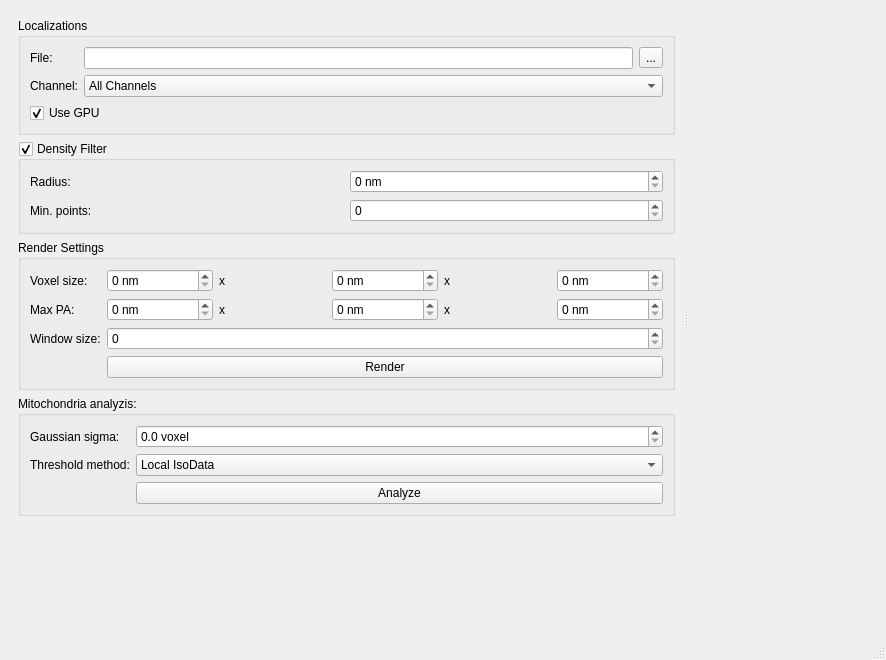
First picture: the form in NanoMito3D/MainWindow.ui, repository CURTLab/NanoMito3D-Platform, before the edit.
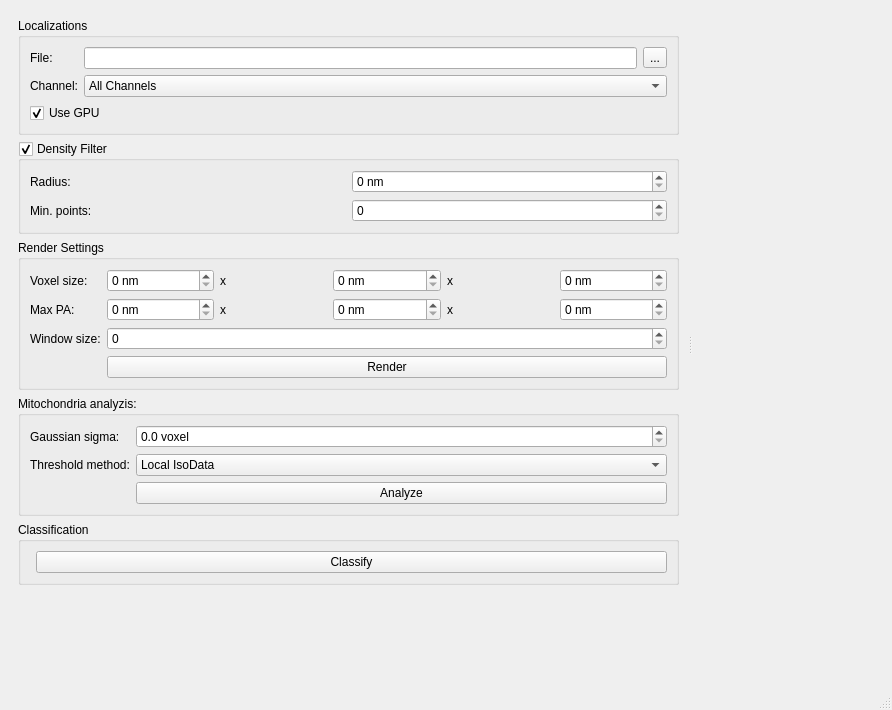
Second picture: the form after the edit. Custom widgets are drawn as their Qt base class.

Commit message: Added classification of analyzed volumes

```diff
--- a/NanoMito3D/MainWindow.ui
+++ b/NanoMito3D/MainWindow.ui
@@ -6,8 +6,8 @@
    <rect>
     <x>0</x>
     <y>0</y>
-    <width>886</width>
-    <height>660</height>
+    <width>892</width>
+    <height>710</height>
    </rect>
   </property>
   <property name="windowTitle">
@@ -337,6 +337,22 @@
           </layout>
          </widget>
         </item>
+        <item>
+         <widget class="QGroupBox" name="groupBox_4">
+          <property name="title">
+           <string>Classification</string>
+          </property>
+          <layout class="QFormLayout" name="formLayout_4">
+           <item row="0" column="1">
+            <widget class="QPushButton" name="buttonClassify">
+             <property name="text">
+              <string>Classify</string>
+             </property>
+            </widget>
+           </item>
+          </layout>
+         </widget>
+        </item>
         <item>
          <spacer name="verticalSpacer">
           <property name="orientation">
```
Left out of the diff: 2 changed lines with no effect on the pictures. The commit also changes 8 other files.
